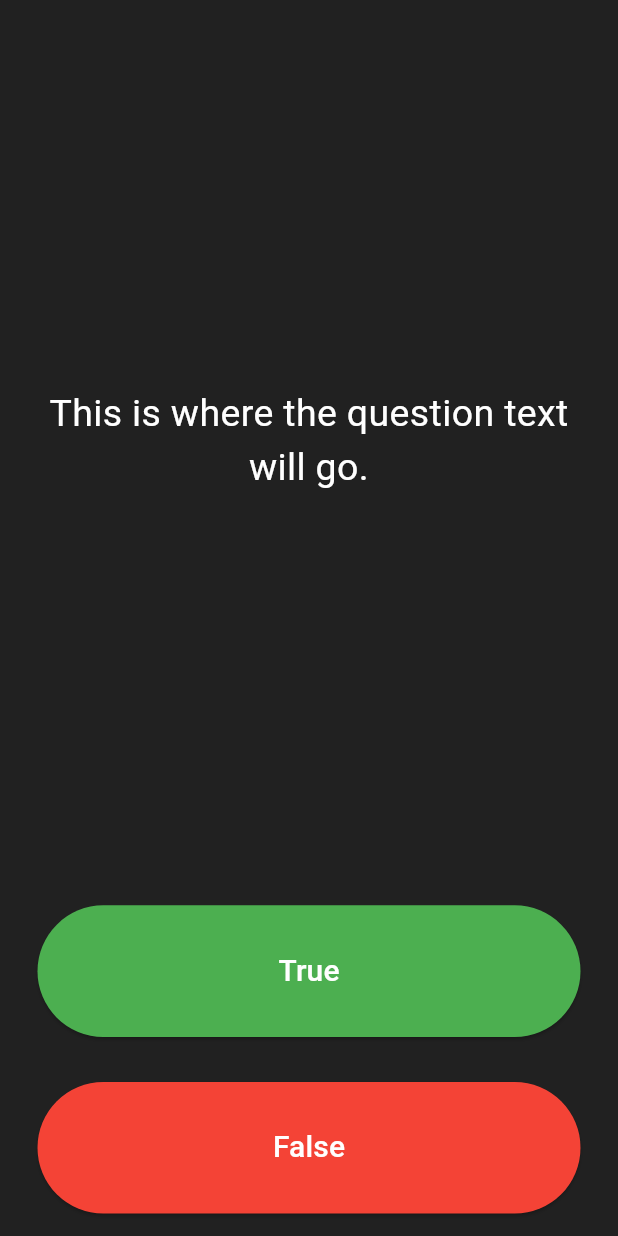
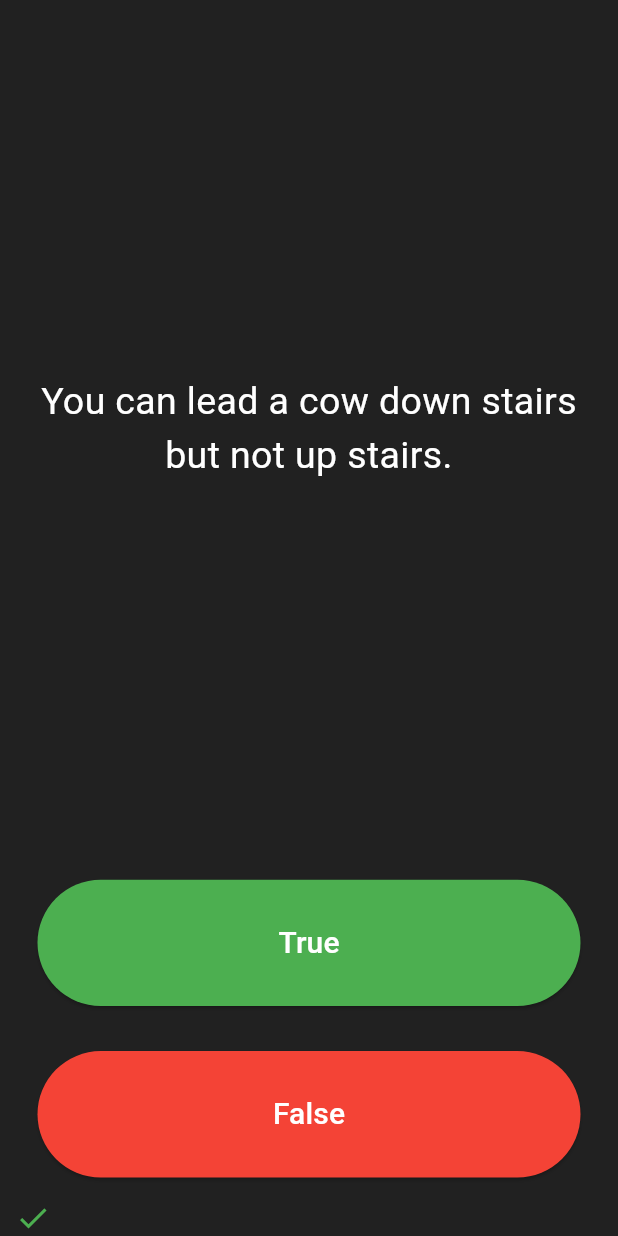
Before and after one commit to Tolkynbayeva/quizzler-flutter, a Flutter app: the screen it shows after launch, after a tap on "True", on a phone screen of 412 x 824 dp. Run offline on Flutter 3.47's test engine with Material 3 defaults, Android fonts, the phone set to English and light mode, and no system bars.

Commit message:
add button for check answer

```diff
--- a/lib/main.dart
+++ b/lib/main.dart
@@ -1,5 +1,7 @@
 import 'package:flutter/material.dart';
+import 'quiz_brain.dart';
 
+QuizBrain quizBrain = QuizBrain();
 void main() => runApp(Quizzler());
 
 class Quizzler extends StatelessWidget {
@@ -25,6 +27,30 @@ class QuizPage extends StatefulWidget {
 }
 
 class _QuizPageState extends State<QuizPage> {
+  List<Icon> scoreKeeper = [];
+
+  void checkAnswer(bool userPickedAnswer) {
+    bool correctAnswer = quizBrain.getQuestionAnswer();
+    setState(() {
+      if (userPickedAnswer == correctAnswer) {
+        scoreKeeper.add(
+          Icon(
+            Icons.check,
+            color: Colors.green,
+          ),
+        );
+      } else {
+        scoreKeeper.add(
+          Icon(
+            Icons.close,
+            color: Colors.red,
+          ),
+        );
+      }
+    });
+    quizBrain.nextQuestion();
+  }
+
   @override
   Widget build(BuildContext context) {
     return Column(
@@ -37,7 +63,8 @@ class _QuizPageState extends State<QuizPage> {
             padding: EdgeInsets.all(10.0),
             child: Center(
               child: Text(
-                'This is where the question text will go.',
+                // 'This is where the question text will go.',
+                quizBrain.getQuestionText(),
                 textAlign: TextAlign.center,
                 style: TextStyle(
                   fontSize: 25.0,
@@ -62,7 +89,7 @@ class _QuizPageState extends State<QuizPage> {
                 ),
               ),
               onPressed: () {
-                //The user picked true.
+                checkAnswer(true);
               },
             ),
           ),
@@ -72,7 +99,7 @@ class _QuizPageState extends State<QuizPage> {
             padding: EdgeInsets.all(15.0),
             child: ElevatedButton(
               style: ElevatedButton.styleFrom(
-              backgroundColor: Colors.red,
+                backgroundColor: Colors.red,
               ),
               child: Text(
                 'False',
@@ -82,12 +109,15 @@ class _QuizPageState extends State<QuizPage> {
                 ),
               ),
               onPressed: () {
+                checkAnswer(false);
                 //The user picked false.
               },
             ),
           ),
         ),
-        //TODO: Add a Row here as your score keeper
+        Row(
+          children: scoreKeeper,
+        ),
       ],
     );
   }
--- /dev/null
+++ b/lib/question.dart
@@ -0,0 +1,11 @@
+class Question {
+  late String questionText;
+  late bool questionAnswer;
+
+  Question({required String q, required bool a}) {
+    questionText = q;
+    questionAnswer = a;
+  }
+}
+
+Question newQuestion = Question(q: 'text', a: true);
--- /dev/null
+++ b/lib/quiz_brain.dart
@@ -0,0 +1,48 @@
+import 'question.dart';
+
+class QuizBrain {
+  int _questionNumber = 0;
+  List<Question> _questionBank = [
+    Question(q: 'Some cats are actually allergic to humans', a: true),
+    Question(q: 'You can lead a cow down stairs but not up stairs.', a: false),
+    Question(
+        q: 'Approximately one quarter of human bones are in the feet.',
+        a: true),
+    Question(q: 'A slug\'s blood is green.', a: true),
+    Question(q: 'Buzz Aldrin\'s mother\'s maiden name was \"Moon\".', a: true),
+    Question(q: 'It is illegal to pee in the Ocean in Portugal.', a: true),
+    Question(
+        q: 'No piece of square dry paper can be folded in half more than 7 times.',
+        a: false),
+    Question(
+        q: 'In London, UK, if you happen to die in the House of Parliament, you are technically entitled to a state funeral, because the building is considered too sacred a place.',
+        a: true),
+    Question(
+        q: 'The loudest sound produced by any animal is 188 decibels. That animal is the African Elephant.',
+        a: false),
+    Question(
+        q: 'The total surface area of two human lungs is approximately 70 square metres.',
+        a: true),
+    Question(q: 'Google was originally called \"Backrub\".', a: true),
+    Question(
+        q: 'Chocolate affects a dog\'s heart and nervous system; a few ounces are enough to kill a small dog.',
+        a: true),
+    Question(
+        q: 'In West Virginia, USA, if you accidentally hit an animal with your car, you are free to take it home to eat.',
+        a: true),
+  ];
+
+  void nextQuestion() {
+    if (_questionNumber < _questionBank.length - 1) {
+      _questionNumber++;
+    }
+  }
+
+  String getQuestionText() {
+    return _questionBank[_questionNumber].questionText;
+  }
+
+  bool getQuestionAnswer() {
+    return _questionBank[_questionNumber].questionAnswer;
+  }
+}
```
